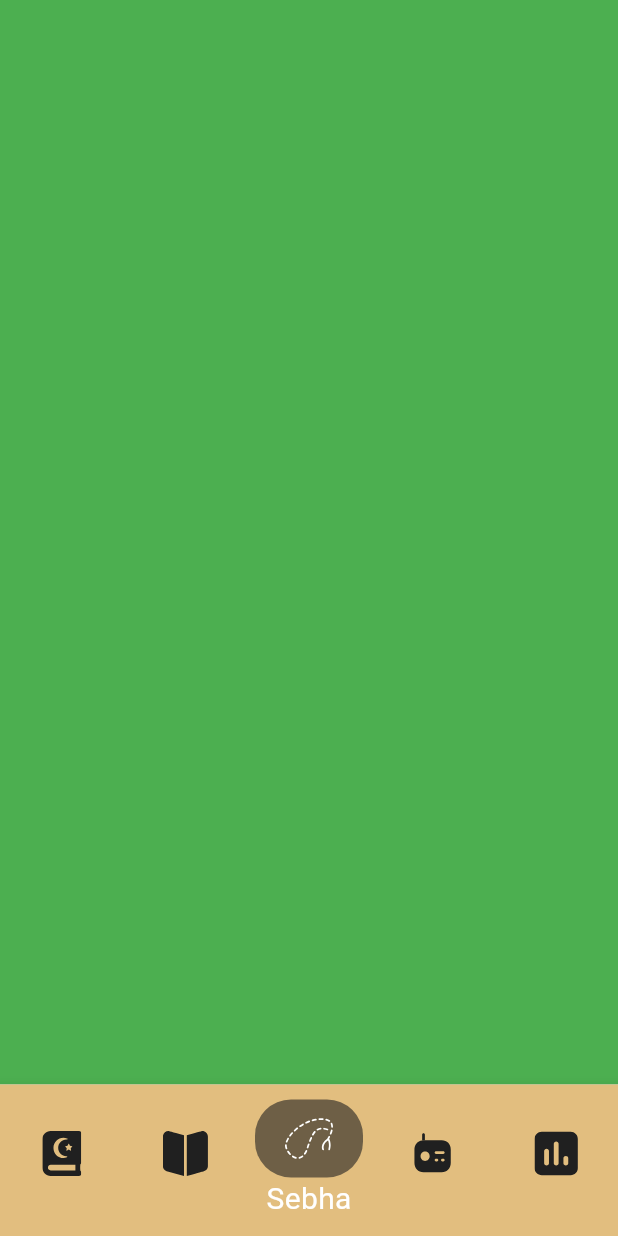
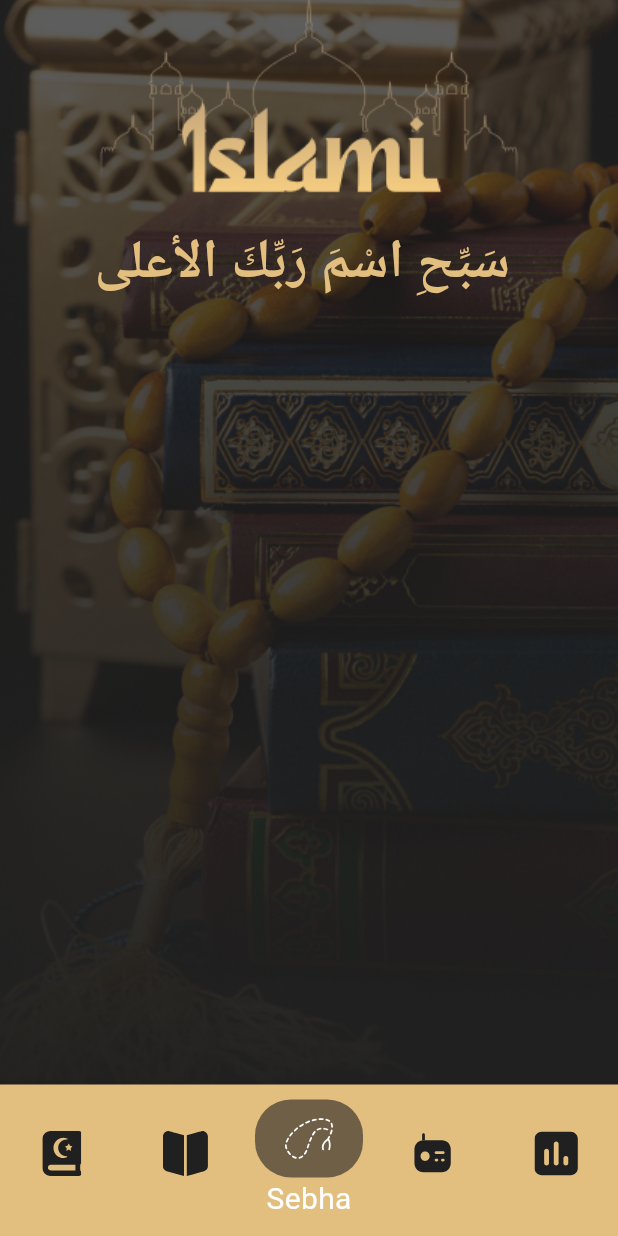
Before and after one commit to 3bdallah-ismail/islami, a Flutter app: the screen it shows after launch, item 3 of the bottom bar chosen, on a phone screen of 412 x 824 dp. Run offline on Flutter 3.47's test engine with Material 3 defaults, Android fonts, the phone set to English and light mode, and no system bars; our stand-ins replace animate_do, flutter_svg, shared_preferences.

Commit message:
intro create

```diff
--- a/lib/modules/layout/screens/pages/sebha_screen.dart
+++ b/lib/modules/layout/screens/pages/sebha_screen.dart
@@ -1,10 +1,37 @@
 import 'package:flutter/material.dart';
+import 'package:islami/core/theme/app_color/app_colors.dart';
 
 class SebhaScreen extends StatelessWidget {
   const SebhaScreen({super.key});
 
   @override
   Widget build(BuildContext context) {
-    return Container(color: Colors.green);
+    return Container(
+      width: double.infinity,
+      decoration: const BoxDecoration(
+        image: DecorationImage(
+          image: AssetImage("assets/images/sebha_bg.png"),
+          fit: BoxFit.cover,
+        ),
+      ),
+      child: SafeArea(
+        child: Column(
+          children: [
+            Image.asset("assets/logos/home_logo.png"),
+            Padding(
+              padding: const EdgeInsets.all(8.0),
+              child: Text(
+                "سَبِّحِ اسْمَ رَبِّكَ الأعلى ",
+                style: TextStyle(
+                  color: AppColors.gold,
+                  fontSize: 36,
+                  fontWeight: FontWeight.w700,
+                ),
+              ),
+            ),
+          ],
+        ),
+      ),
+    );
   }
 }
```
Also changed, not shown: lib/modules/splash/screens/second_splash_screen.dart (deleted, +0 -39 lines), lib/modules/splash/screens/splash_screen.dart (+68 -23 lines), assets/images/sebha_bg.png, assets/logos/Glow.png (added), assets/logos/Rectangle 1.png (added), assets/logos/left.png (added), assets/logos/logo.png, assets/logos/right.png (added), assets/logos/spelach_logo.png (added).
